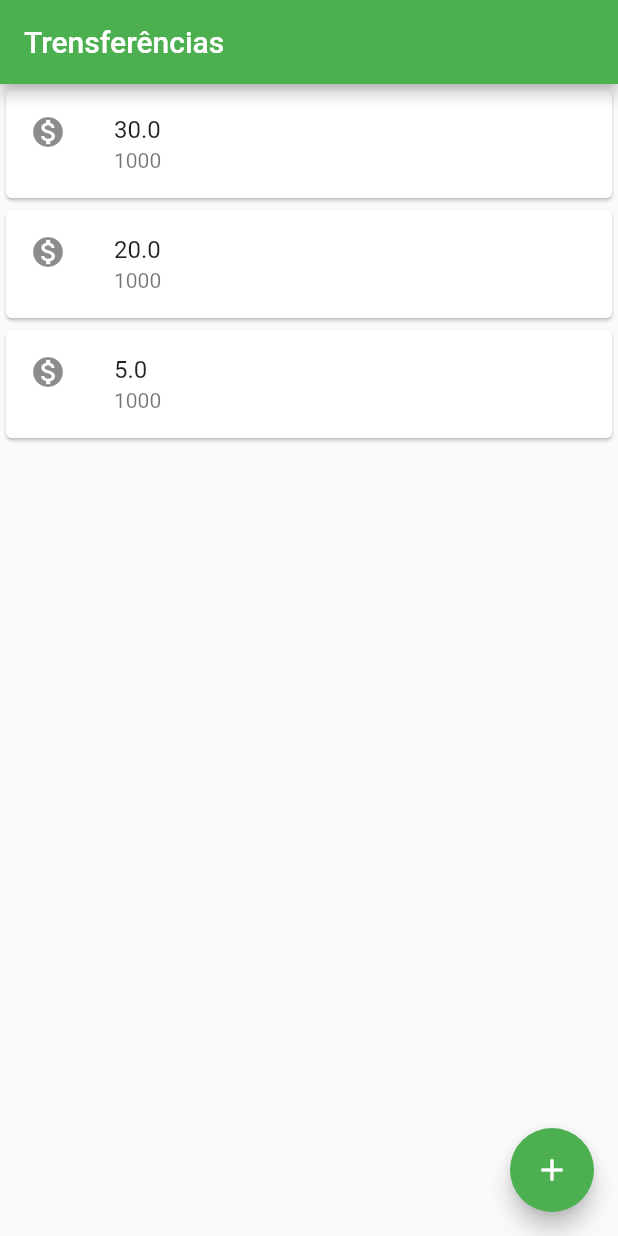
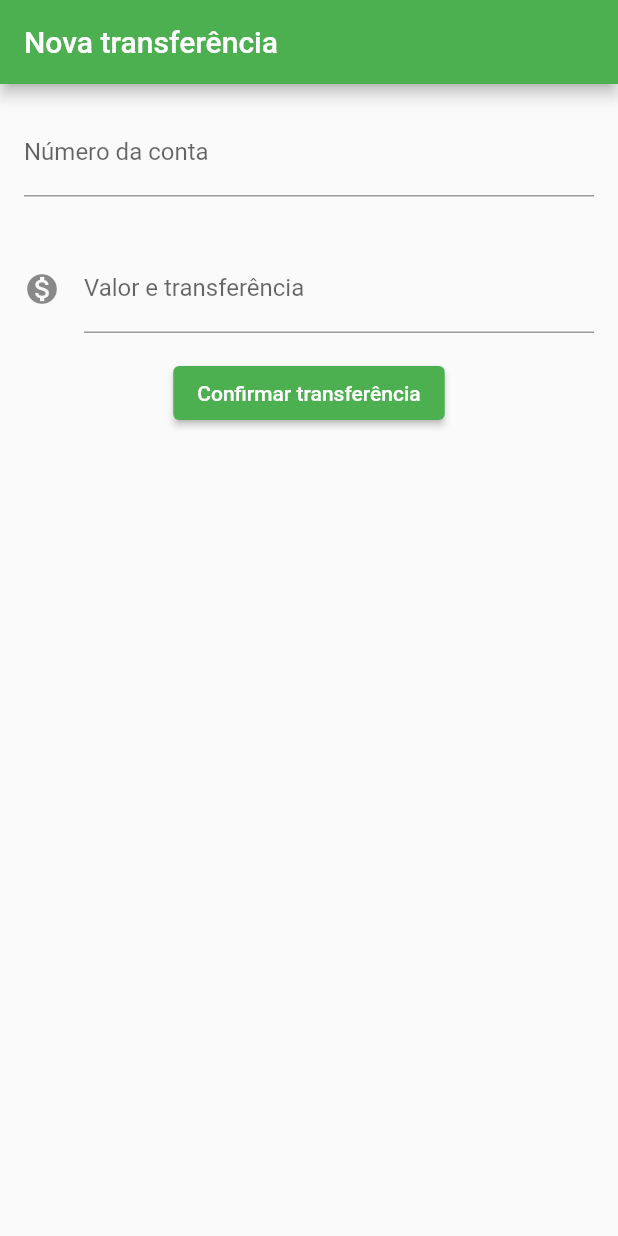
Before and after one commit to DionataSilva/flutter-initial, a Flutter app: the screen it shows after launch, on a phone screen of 412 x 824 dp. Run offline on Flutter 3.47's test engine with Material 2 defaults, Android fonts, the phone set to English and light mode, and no system bars.

Commit message:
criando formulário de transferencia

```diff
--- a/lib/main.dart
+++ b/lib/main.dart
@@ -14,38 +14,100 @@ class App extends StatelessWidget {
       theme: ThemeData(
         primarySwatch: Colors.green,
       ),
-      home: const TransferPage(title: 'Trensferências'),
+      home: TransferForm(
+          title: 'Nova transferência'), //TransferPage(title: 'Trensferências'),
     );
   }
 }
 
-class TransferPage extends StatefulWidget {
+class TransferForm extends StatelessWidget {
+  final String title;
+  final TextEditingController _accountNumberController =
+      TextEditingController();
+  final TextEditingController _transferValueController =
+      TextEditingController();
+
+  TransferForm({Key? key, required this.title}) : super(key: key);
+
+  @override
+  Widget build(BuildContext context) {
+    return Scaffold(
+      appBar: AppBar(title: Text(title)),
+      body: Column(
+        children: [
+          Padding(
+            padding: const EdgeInsets.all(16.0),
+            child: TextField(
+              controller: _accountNumberController,
+              keyboardType: TextInputType.number,
+              style: TextStyle(fontSize: 16.0),
+              decoration: InputDecoration(
+                  labelText: 'Número da conta', hintText: '0000'),
+            ),
+          ),
+          Padding(
+            padding: const EdgeInsets.all(16.0),
+            child: TextField(
+              controller: _transferValueController,
+              keyboardType: TextInputType.number,
+              style: TextStyle(fontSize: 16.0),
+              decoration: InputDecoration(
+                labelText: 'Valor e transferência',
+                hintText: '0.00',
+                icon: Icon(Icons.monetization_on),
+              ),
+            ),
+          ),
+          ElevatedButton(
+            onPressed: () {
+              final int? accountNumber =
+                  int.tryParse(_accountNumberController.text);
+              final double? transferValue =
+                  double.tryParse(_transferValueController.text);
+
+              if (accountNumber != null && transferValue != null) {
+                final _Transfer transfer = _Transfer(
+                  accountNumber,
+                  transferValue,
+                );
+
+                debugPrint('Transferência!: $transfer');
+                ScaffoldMessenger.of(context).showSnackBar(
+                  SnackBar(
+                    content: Text(transfer.toString()),
+                  ),
+                );
+              } else {
+                debugPrint('Campos obrigatórios!');
+              }
+            },
+            child: Text('Confirmar transferência'),
+          )
+        ],
+      ),
+    );
+  }
+}
+
+class TransferPage extends StatelessWidget {
+  final String title;
+
   const TransferPage({Key? key, required this.title}) : super(key: key);
 
-  final String title;
-
-  @override
-  State<TransferPage> createState() => _TransferPageState();
-}
-
-class _TransferPageState extends State<TransferPage> {
   @override
   Widget build(BuildContext context) {
     return Scaffold(
       appBar: AppBar(
-        title: Text(widget.title),
+        title: Text(title),
       ),
       body: Center(
         child: Column(
           children: [
             _TransferItem(
-              transfer: _Transfer(accountNumber: 1000, value: 30.00),
+              transfer: _Transfer(1000, 20.00),
             ),
             _TransferItem(
-              transfer: _Transfer(accountNumber: 1000, value: 20.00),
-            ),
-            _TransferItem(
-              transfer: _Transfer(accountNumber: 1000, value: 05.00),
+              transfer: _Transfer(1000, 05.00),
             ),
           ],
         ),
@@ -79,5 +141,10 @@ class _Transfer {
   final int accountNumber;
   final double value;
 
-  const _Transfer({required this.accountNumber, required this.value});
+  _Transfer(this.accountNumber, this.value);
+
+  @override
+  String toString() {
+    return '_Transfer{ accountNumber: $accountNumber, value: $value }';
+  }
 }
```
